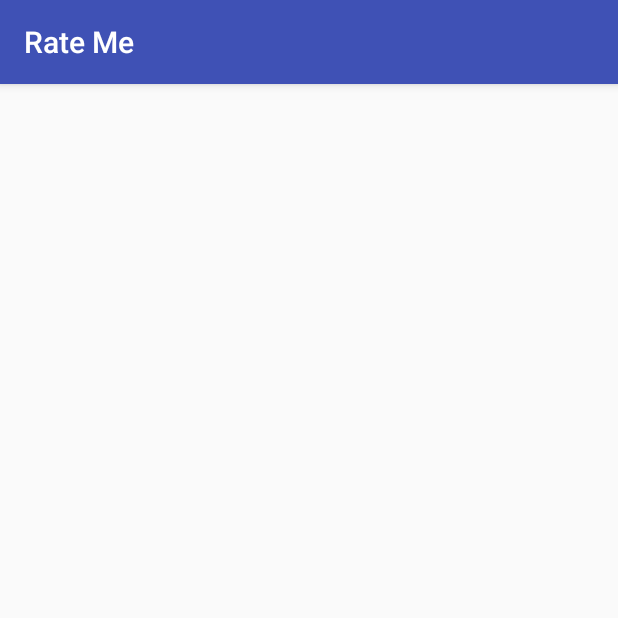
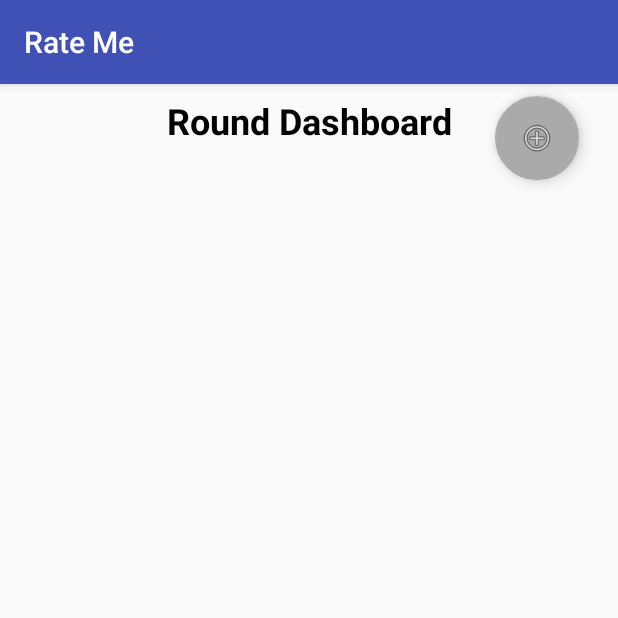
Before and after one commit to SashikaMalawana/rate-me, an Android app: the EventRoundDashboardActivity screen opened directly, with no data from a screen before it, on a phone screen of 412 x 824 dp, the top half of it. Run offline under Robolectric (Android 15) with nearby library versions, the phone set to English and light mode, and no system bars; our stand-ins replace Firebase (no records; nobody signed in at launch, a user with empty details on screens opened directly), Picasso; pictures from the network do not load; 1 statement that could not run was skipped.

Commit message:
Connect create round and round home to event round dashboard

```diff
--- a/app/src/main/java/hello/com/eventratingapp/EventRoundDashboardActivity.java
+++ b/app/src/main/java/hello/com/eventratingapp/EventRoundDashboardActivity.java
@@ -3,6 +3,7 @@ package hello.com.eventratingapp;
 import android.content.Intent;
 import android.os.Bundle;
 import android.support.annotation.Nullable;
+import android.support.design.widget.FloatingActionButton;
 import android.support.v7.app.AppCompatActivity;
 import android.view.View;
 import android.widget.AdapterView;
@@ -30,6 +31,8 @@ public class EventRoundDashboardActivity extends AppCompatActivity {
 
     MainAdapter adapter;
 
+    FloatingActionButton jCreateRoundFloatingActionButton;
+
     @Override
     protected void onCreate(@Nullable Bundle savedInstanceState) {
         super.onCreate(savedInstanceState);
@@ -37,8 +40,10 @@ public class EventRoundDashboardActivity extends AppCompatActivity {
 
         jGridView = (GridView) findViewById(R.id.xRoundGridView);
 
+        jCreateRoundFloatingActionButton = (FloatingActionButton) findViewById(R.id.xCreateRoundFloatingActionButton);
+
         Intent intent = getIntent();
-        String eventFromIntent = intent.getStringExtra("eventName");
+        final String eventFromIntent = intent.getStringExtra("eventName");
         String linkFromIntent = intent.getStringExtra("link");
 
         mDatabase = FirebaseDatabase.getInstance().getReference().child("Events").child(eventFromIntent).child("Rounds");
@@ -91,6 +96,19 @@ public class EventRoundDashboardActivity extends AppCompatActivity {
             @Override
             public void onItemClick(AdapterView<?> parent, View view, int position, long id) {
                 Toast.makeText(getApplicationContext(), "You clicked " + roundArrayList.get(position), Toast.LENGTH_SHORT).show();
+                Intent intent = new Intent(EventRoundDashboardActivity.this, EventRoundHomeActivity.class);
+                intent.putExtra("eventName", eventFromIntent);
+                intent.putExtra("roundName", roundArrayList.get(position));
+                startActivity(intent);
+            }
+        });
+
+        jCreateRoundFloatingActionButton.setOnClickListener(new View.OnClickListener() {
+            @Override
+            public void onClick(View v) {
+                Intent intent = new Intent(EventRoundDashboardActivity.this, CreateEventRoundActivity.class);
+                intent.putExtra("eventName", eventFromIntent);
+                startActivity(intent);
             }
         });
 
--- a/app/src/main/res/layout/event_round_dashboard.xml
+++ b/app/src/main/res/layout/event_round_dashboard.xml
@@ -1,15 +1,56 @@
 <?xml version="1.0" encoding="utf-8"?>
-<android.support.constraint.ConstraintLayout
-    xmlns:android="http://schemas.android.com/apk/res/android"
+<android.support.constraint.ConstraintLayout xmlns:android="http://schemas.android.com/apk/res/android"
+    xmlns:app="http://schemas.android.com/apk/res-auto"
     xmlns:tools="http://schemas.android.com/tools"
     android:layout_width="match_parent"
     android:layout_height="match_parent">
 
+    <TextView
+        android:id="@+id/xRoundDashboardTextView"
+        android:layout_width="wrap_content"
+        android:layout_height="wrap_content"
+        android:layout_marginBottom="8dp"
+        android:layout_marginTop="8dp"
+        android:text="Round Dashboard"
+        android:textColor="@android:color/black"
+        android:textSize="24sp"
+        android:textStyle="bold"
+        app:layout_constraintBottom_toBottomOf="parent"
+        app:layout_constraintEnd_toEndOf="parent"
+        app:layout_constraintHorizontal_bias="0.502"
+        app:layout_constraintStart_toStartOf="parent"
+        app:layout_constraintTop_toTopOf="parent"
+        app:layout_constraintVertical_bias="0.0" />
+
     <GridView
+        android:id="@+id/xRoundGridView"
         android:layout_width="match_parent"
-        android:layout_height="match_parent"
-        tools:layout_editor_absoluteX="8dp"
-        tools:layout_editor_absoluteY="8dp"
-        android:id="@+id/xRoundGridView"
-        android:numColumns="1"/>
+        android:layout_height="458dp"
+        android:numColumns="1"
+        app:layout_constraintBottom_toBottomOf="parent"
+        app:layout_constraintEnd_toEndOf="parent"
+        app:layout_constraintHorizontal_bias="0.0"
+        app:layout_constraintStart_toStartOf="parent"
+        app:layout_constraintTop_toTopOf="parent"
+        app:layout_constraintVertical_bias="1.0" />
+
+    <android.support.design.widget.FloatingActionButton
+        android:id="@+id/xCreateRoundFloatingActionButton"
+        android:layout_width="wrap_content"
+        android:layout_height="wrap_content"
+        android:layout_marginBottom="8dp"
+        android:layout_marginEnd="8dp"
+        android:layout_marginLeft="8dp"
+        android:layout_marginRight="8dp"
+        android:layout_marginStart="8dp"
+        android:layout_marginTop="8dp"
+        android:clickable="true"
+        app:backgroundTint="@android:color/darker_gray"
+        app:layout_constraintBottom_toBottomOf="parent"
+        app:layout_constraintEnd_toEndOf="parent"
+        app:layout_constraintHorizontal_bias="0.948"
+        app:layout_constraintStart_toStartOf="parent"
+        app:layout_constraintTop_toTopOf="parent"
+        app:layout_constraintVertical_bias="0.0"
+        app:srcCompat="@android:drawable/ic_menu_add" />
 </android.support.constraint.ConstraintLayout>
```
